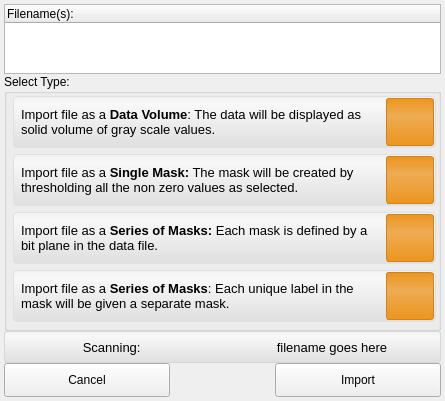
This is src/Interface/AppInterface/LayerImporterWidget.ui in SCIInstitute/Seg3D as Qt 5 draws it before an edit. The edited form follows.
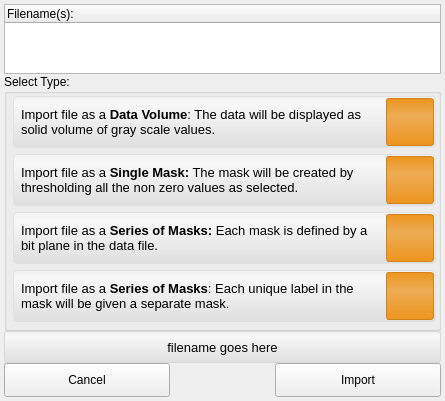
This is the edited form. Icons and pictures are not drawn.

Patch:
```diff
--- a/src/Interface/AppInterface/LayerImporterWidget.ui
+++ b/src/Interface/AppInterface/LayerImporterWidget.ui
@@ -688,45 +688,6 @@
       <property name="margin">
        <number>0</number>
       </property>
-      <item>
-       <widget class="QWidget" name="widget_2" native="true">
-        <property name="minimumSize">
-         <size>
-          <width>0</width>
-          <height>32</height>
-         </size>
-        </property>
-        <property name="maximumSize">
-         <size>
-          <width>16777215</width>
-          <height>32</height>
-         </size>
-        </property>
-        <layout class="QHBoxLayout" name="horizontalLayout_13">
-         <property name="spacing">
-          <number>0</number>
-         </property>
-         <property name="margin">
-          <number>0</number>
-         </property>
-         <item>
-          <widget class="QLabel" name="scanning_file_label_">
-           <property name="font">
-            <font>
-             <pointsize>10</pointsize>
-            </font>
-           </property>
-           <property name="text">
-            <string>Scanning: </string>
-           </property>
-           <property name="alignment">
-            <set>Qt::AlignCenter</set>
-           </property>
-          </widget>
-         </item>
-        </layout>
-       </widget>
-      </item>
       <item>
        <widget class="QWidget" name="widget_3" native="true">
         <property name="minimumSize">
```
